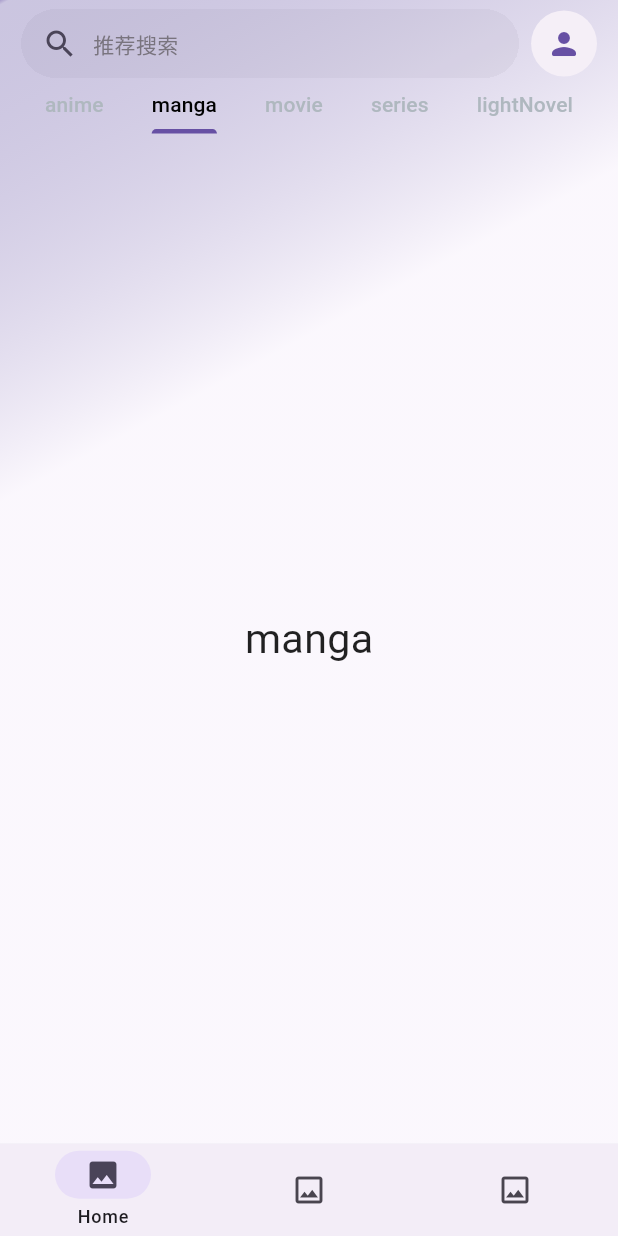
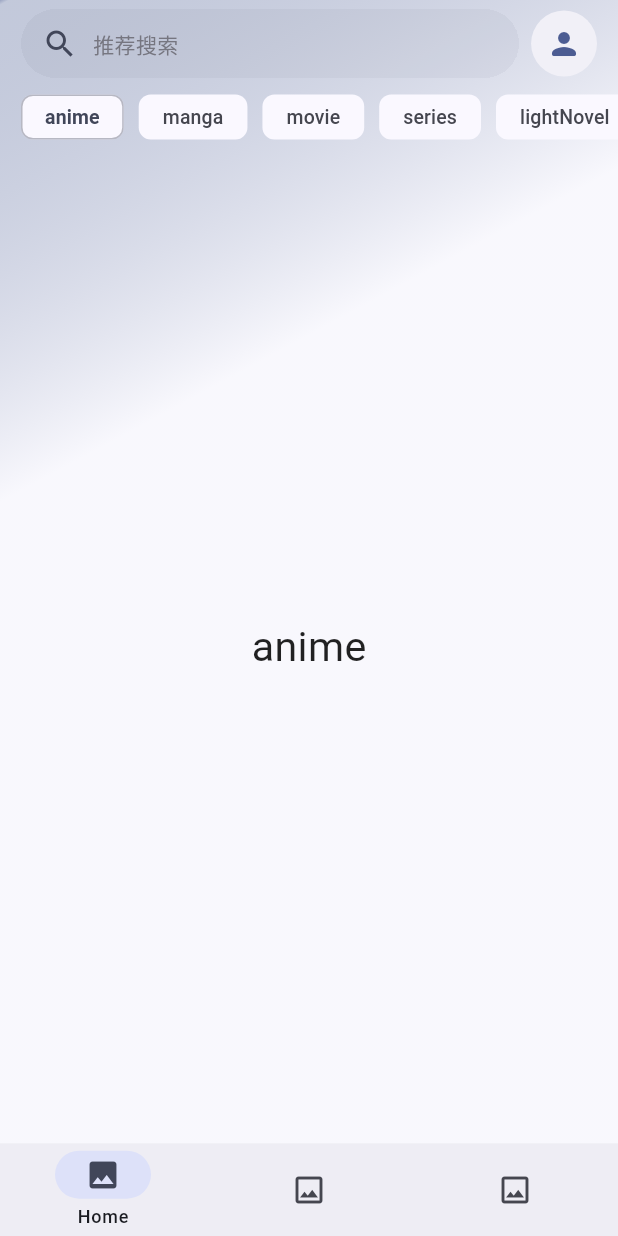
Before and after one commit to YangSuGuo/HeLe_app, a Flutter app: the screen it shows after launch, on a phone screen of 412 x 824 dp. Run offline on Flutter 3.47's test engine with Material 3 defaults, Android fonts, the phone set to English and light mode, and no system bars; our stand-ins replace dio, flutter_screenutil, flutter_smart_dialog, get, logger, shared_preferences.

Commit message:
tabbar-ok

```diff
--- a/lib/pages/home/controllers/home_controller.dart
+++ b/lib/pages/home/controllers/home_controller.dart
@@ -23,7 +23,7 @@ class HomeController extends GetxController with GetTickerProviderStateMixin {
   void onInit() {
     super.onInit();
     hideSearchBar = true;
-    initialIndex.value = 1;
+    initialIndex.value = 0;
     tabbarSort = ['anime', 'manga', 'movie', 'series', 'lightNovel'];
     setTabConfig();
   }
--- a/lib/pages/home/views/home.dart
+++ b/lib/pages/home/views/home.dart
@@ -4,6 +4,7 @@ import 'package:flutter/material.dart';
 import 'package:flutter_screenutil/flutter_screenutil.dart';
 import 'package:get/get.dart';
 import 'package:hele_app/pages/home/controllers/home_controller.dart';
+import 'package:hele_app/pages/home/widget/custom_tabs.dart';
 import 'package:hele_app/pages/home/widget/search_appbar.dart';
 
 class Home extends StatefulWidget {
@@ -15,9 +16,6 @@ class Home extends StatefulWidget {
 
 class _HomeState extends State<Home> {
   final HomeController _homeController = Get.put(HomeController());
-
-  // Get.find<HomeController>();
-
   late Stream<bool> stream;
 
   @override
@@ -40,13 +38,16 @@ class _HomeState extends State<Home> {
         gradientBackground(),
         Column(
           children: [
+            // AppBar
             CustomAppBar(
               stream: _homeController.hideSearchBar
                   ? stream
                   : StreamController<bool>.broadcast().stream,
               homeController: _homeController,
             ),
-            SizedBox(
+            // TabBar
+            const CustomTabs(),
+/*            SizedBox(
                 width: double.infinity,
                 height: 60.h,
                 child: TabBar(
@@ -65,7 +66,7 @@ class _HomeState extends State<Home> {
                     }
                     _homeController.initialIndex.value = i;
                   },
-                )),
+                )),*/
             Expanded(
               child: TabBarView(
                 controller: _homeController.tabController,
--- /dev/null
+++ b/lib/pages/home/widget/custom_tabs.dart
@@ -0,0 +1,87 @@
+import 'package:flutter/material.dart';
+import 'package:get/get.dart';
+import 'package:hele_app/pages/home/controllers/home_controller.dart';
+
+class CustomTabs extends StatefulWidget {
+  const CustomTabs({super.key});
+
+  @override
+  State<CustomTabs> createState() => _CustomTabsState();
+}
+class _CustomTabsState extends State<CustomTabs> {
+  final HomeController _homeController = Get.find<HomeController>();
+
+  void onTap(int index) {
+    if (_homeController.initialIndex.value == index) {
+      _homeController.tabsCtrList[index]().animateToTop();
+    }
+    _homeController.initialIndex.value = index;
+    _homeController.tabController.index = index;
+  }
+
+  @override
+  Widget build(BuildContext context) {
+    return Container(
+      height: 44,
+      margin: const EdgeInsets.only(top: 4),
+      child: Obx(
+            () => ListView.separated(
+          padding: const EdgeInsets.symmetric(horizontal: 14.0),
+          scrollDirection: Axis.horizontal,
+          itemCount: _homeController.tabs.length,
+          separatorBuilder: (BuildContext context, int index) {
+            return const SizedBox(width: 10);
+          },
+          itemBuilder: (BuildContext context, int index) {
+            String label = _homeController.tabs[index]['label'];
+            return Obx(
+                  () => CustomChip(
+                onTap: () => onTap(index),
+                label: label,
+                selected: index == _homeController.initialIndex.value,
+              ),
+            );
+          },
+        ),
+      ),
+    );
+  }
+}
+
+class CustomChip extends StatelessWidget {
+  final Function onTap;
+  final String label;
+  final bool selected;
+  const CustomChip({
+    super.key,
+    required this.onTap,
+    required this.label,
+    required this.selected,
+  });
+
+  @override
+  Widget build(BuildContext context) {
+    final ColorScheme colorScheme = Theme.of(context).colorScheme;
+    final Color secondaryContainer = colorScheme.secondaryContainer;
+    final TextStyle chipTextStyle = selected
+        ? const TextStyle(fontWeight: FontWeight.bold, fontSize: 13)
+        : const TextStyle(fontSize: 13);
+
+    return InputChip(
+      side: BorderSide(
+        color: selected
+            ? colorScheme.onSecondaryContainer.withOpacity(0.2)
+            : Colors.transparent,
+      ),
+      backgroundColor: secondaryContainer,
+      selectedColor: secondaryContainer,
+      color: WidgetStateColor.transparent,
+      padding: const EdgeInsets.fromLTRB(7, 1, 7, 1),
+      label: Text(label, style: chipTextStyle),
+      onPressed: () => onTap(),
+      selected: selected,
+      showCheckmark: false,
+      visualDensity: const VisualDensity(horizontal: -4.0, vertical: -2.0),
+    );
+  }
+}
--- a/lib/themes/multiple_themes_mode/theme_default.dart
+++ b/lib/themes/multiple_themes_mode/theme_default.dart
@@ -15,7 +15,7 @@ class AppThemeDefault {
 
   /// 浅色主题
   static final lightTheme = ThemeData(
-    // colorScheme: ColorScheme.fromSeed(seedColor: primaryColor,brightness: Brightness.light),
+    colorScheme: ColorScheme.fromSeed(seedColor: primaryColor,brightness: Brightness.light),
     useMaterial3: true,
     brightness: Brightness.light,
     // 字体
@@ -77,7 +77,7 @@ class AppThemeDefault {
 
   /// 深色主题
   static final darkTheme = ThemeData(
-    // colorScheme: ColorScheme.fromSeed(seedColor: primaryColor,brightness: Brightness.dark),
+    colorScheme: ColorScheme.fromSeed(seedColor: primaryColor,brightness: Brightness.dark),
     useMaterial3: true,
     brightness: Brightness.dark,
     // 字体
```
